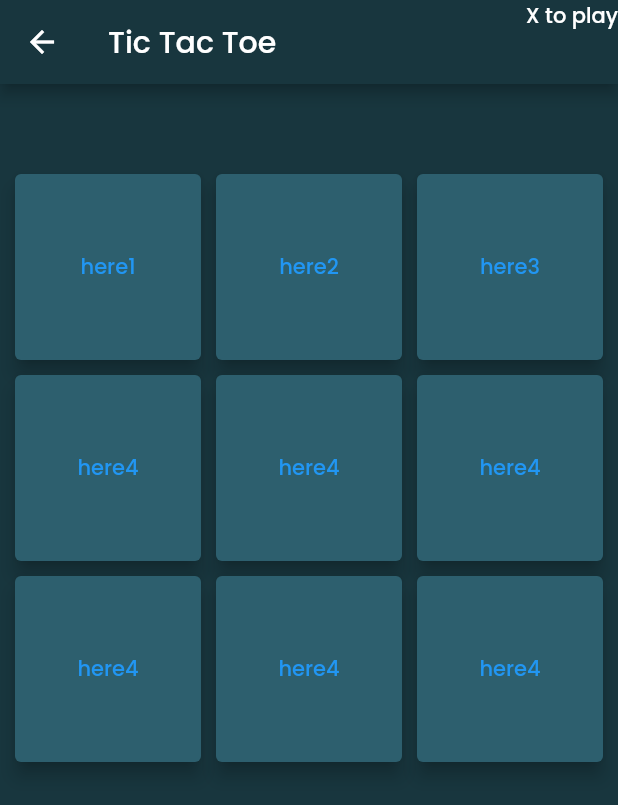
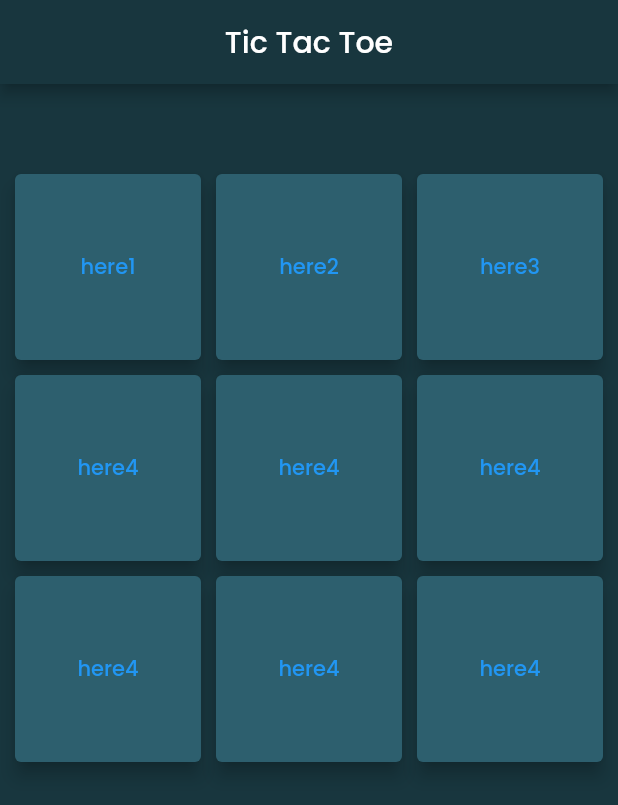
Before and after one commit to soulninja-dev/Tic-tac-toe, a Flutter app: the GamePage screen opened by its route, on a phone screen of 412 x 824 dp. Shown: the top 805 px of the screen. Run offline on Flutter 3.47's test engine with Material 2 defaults, Android fonts, the light colour scheme and no system bars.

Commit message:
🐛 fixed some errors on appbar

```diff
--- a/lib/pages/game_page.dart
+++ b/lib/pages/game_page.dart
@@ -59,11 +59,10 @@ class _GamePageState extends State<GamePage> {
       ),
       backgroundColor: bg,
       appBar: AppBar(
+        leading: Text(""),
         backgroundColor: bg,
         title: Text("Tic Tac Toe"),
-        actions: [
-          Text("$toPlay to play"),
-        ],
+        centerTitle: true,
       ),
     );
   }
```
